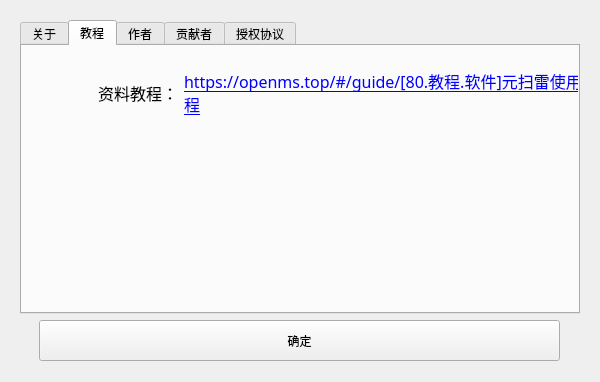
First picture: the form in uiFiles/ui_about.ui, repository ljzloser/Solvable-Minesweeper, before the edit.
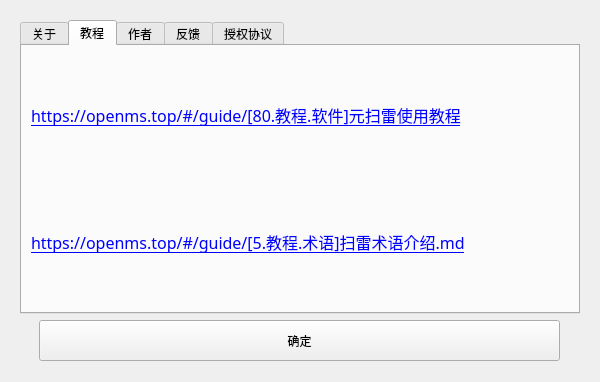
Second picture: the form after the edit. The open tabs and pages were chosen to show the change. Icons and pictures are not drawn.

What changed in the file:
```diff
--- a/uiFiles/ui_about.ui
+++ b/uiFiles/ui_about.ui
@@ -132,66 +132,7 @@
       <attribute name="title">
        <string>教程</string>
       </attribute>
-      <widget class="QWidget" name="layoutWidget">
-       <property name="geometry">
-        <rect>
-         <x>10</x>
-         <y>20</y>
-         <width>578</width>
-         <height>53</height>
-        </rect>
-       </property>
-       <layout class="QHBoxLayout" name="horizontalLayout" stretch="0,0,5">
-        <property name="leftMargin">
-         <number>9</number>
-        </property>
-        <item>
-         <widget class="QLabel" name="label_7">
-          <property name="minimumSize">
-           <size>
-            <width>51</width>
-            <height>51</height>
-           </size>
-          </property>
-          <property name="maximumSize">
-           <size>
-            <width>51</width>
-            <height>51</height>
-           </size>
-          </property>
-          <property name="mouseTracking">
-           <bool>false</bool>
-          </property>
-          <property name="styleSheet">
-           <string notr="true">border-image: url(media/message.svg);</string>
-          </property>
-          <property name="text">
-           <string/>
-          </property>
-         </widget>
-        </item>
-        <item>
-         <widget class="QLabel" name="label_race_label">
-          <property name="font">
-           <font>
-            <family>微软雅黑</family>
-            <pointsize>12</pointsize>
-            <weight>50</weight>
-            <italic>false</italic>
-            <bold>false</bold>
-           </font>
-          </property>
-          <property name="text">
-           <string>资料教程：</string>
-          </property>
-          <property name="scaledContents">
-           <bool>false</bool>
-          </property>
-          <property name="wordWrap">
-           <bool>false</bool>
-          </property>
-         </widget>
-        </item>
+      <layout class="QVBoxLayout" name="verticalLayout_3">
         <item>
          <widget class="QLabel" name="label_4">
           <property name="font">
@@ -241,8 +182,56 @@
           </property>
          </widget>
         </item>
-       </layout>
-      </widget>
+       <item>
+        <widget class="QLabel" name="label_11">
+         <property name="font">
+          <font>
+           <family>微软雅黑</family>
+           <pointsize>12</pointsize>
+           <weight>50</weight>
+           <italic>false</italic>
+           <bold>false</bold>
+          </font>
+         </property>
+         <property name="cursor">
+          <cursorShape>PointingHandCursor</cursorShape>
+         </property>
+         <property name="mouseTracking">
+          <bool>true</bool>
+         </property>
+         <property name="toolTip">
+          <string notr="true"/>
+         </property>
+         <property name="statusTip">
+          <string notr="true"/>
+         </property>
+         <property name="whatsThis">
+          <string notr="true"/>
+         </property>
+         <property name="accessibleName">
+          <string notr="true"/>
+         </property>
+         <property name="accessibleDescription">
+          <string notr="true"/>
+         </property>
+         <property name="layoutDirection">
+          <enum>Qt::LeftToRight</enum>
+         </property>
+         <property name="text">
+          <string notr="true">&lt;html&gt;&lt;head/&gt;&lt;body&gt;&lt;p&gt;&lt;a href=&quot;https://openms.top/#/guide/[5.教程.术语]扫雷术语介绍.md&quot;&gt;&lt;span style=&quot; text-decoration: underline; color:#0000ff;&quot;&gt;https://openms.top/#/guide/[5.教程.术语]扫雷术语介绍.md&lt;/span&gt;&lt;/a&gt;&lt;/p&gt;&lt;/body&gt;&lt;/html&gt;</string>
+         </property>
+         <property name="textFormat">
+          <enum>Qt::RichText</enum>
+         </property>
+         <property name="wordWrap">
+          <bool>true</bool>
+         </property>
+         <property name="openExternalLinks">
+          <bool>true</bool>
+         </property>
+        </widget>
+       </item>
+      </layout>
      </widget>
      <widget class="QWidget" name="tab_2">
       <attribute name="title">
@@ -251,8 +240,59 @@
      </widget>
      <widget class="QWidget" name="tab_3">
       <attribute name="title">
-       <string>贡献者</string>
+       <string>反馈</string>
       </attribute>
+      <layout class="QVBoxLayout" name="verticalLayout_5">
+       <item>
+        <widget class="QLabel" name="label_7">
+         <property name="font">
+          <font>
+           <family>微软雅黑</family>
+           <pointsize>12</pointsize>
+           <weight>50</weight>
+           <italic>false</italic>
+           <bold>false</bold>
+          </font>
+         </property>
+         <property name="cursor">
+          <cursorShape>PointingHandCursor</cursorShape>
+         </property>
+         <property name="mouseTracking">
+          <bool>true</bool>
+         </property>
+         <property name="toolTip">
+          <string notr="true"/>
+         </property>
+         <property name="statusTip">
+          <string notr="true"/>
+         </property>
+         <property name="whatsThis">
+          <string notr="true"/>
+         </property>
+         <property name="accessibleName">
+          <string notr="true"/>
+         </property>
+         <property name="accessibleDescription">
+          <string notr="true"/>
+         </property>
+         <property name="layoutDirection">
+          <enum>Qt::LeftToRight</enum>
+         </property>
+         <property name="text">
+          <string notr="true">&lt;html&gt;&lt;head/&gt;&lt;body&gt;&lt;p&gt;Github：&lt;a href=&quot;https://github.com/eee555/Metasweeper/issues&quot;&gt;&lt;span style=&quot; text-decoration: underline; color:#0000ff;&quot;&gt;https://github.com/eee555/Metasweeper/issues&lt;/span&gt;&lt;/a&gt;&lt;/p&gt;&lt;p&gt;Gitee：&lt;a href=&quot;https://gitee.com/ee55/Metasweeper/issues&quot;&gt;&lt;span style=&quot; text-decoration: underline; color:#0000ff;&quot;&gt;https://gitee.com/ee55/Metasweeper/issues&lt;/span&gt;&lt;/a&gt;&lt;/p&gt;&lt;p&gt;Discord：&lt;a href=&quot;https://discord.gg/ks8ngPX5bT&quot;&gt;&lt;span style=&quot; text-decoration: underline; color:#0000ff;&quot;&gt;https://discord.gg/ks8ngPX5bT&lt;/span&gt;&lt;/a&gt;&lt;/p&gt;&lt;p&gt;QQ群：&lt;a href=&quot;https://qm.qq.com/q/hNShGUQkJG&quot;&gt;&lt;span style=&quot; text-decoration: underline; color:#0000ff;&quot;&gt;https://qm.qq.com/q/hNShGUQkJG&lt;/span&gt;&lt;/a&gt;&lt;/p&gt;&lt;/body&gt;&lt;/html&gt;</string>
+         </property>
+         <property name="textFormat">
+          <enum>Qt::RichText</enum>
+         </property>
+         <property name="wordWrap">
+          <bool>true</bool>
+         </property>
+         <property name="openExternalLinks">
+          <bool>true</bool>
+         </property>
+        </widget>
+       </item>
+      </layout>
      </widget>
      <widget class="QWidget" name="tab_4">
       <attribute name="title">
```
Left out of the diff: 26 changed lines with no effect on the pictures. Lines whose indentation alone changed are shown as unchanged.
